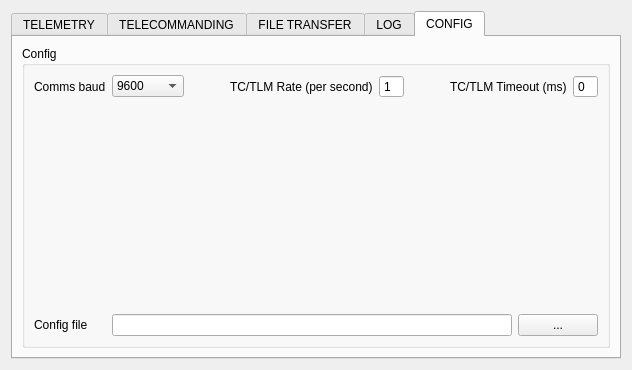
Open-Source-Satellite/Mercury-GS, file platform-comms-app.ui: the form before one commit.
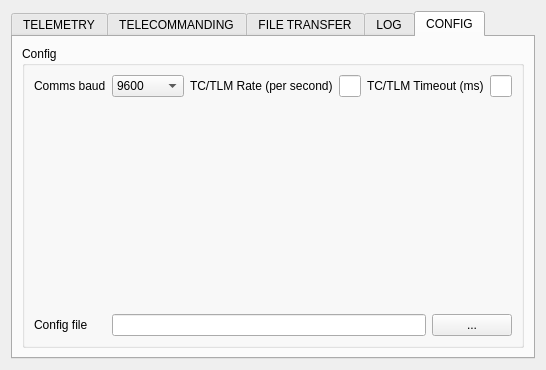
The form after the commit. The open tabs and pages were chosen to show the change.

Diff of the .ui file:
```diff
--- a/platform-comms-app.ui
+++ b/platform-comms-app.ui
@@ -2,6 +2,14 @@
 <ui version="4.0">
  <class>Form</class>
  <widget class="QWidget" name="Form">
+  <property name="geometry">
+   <rect>
+    <x>0</x>
+    <y>0</y>
+    <width>492</width>
+    <height>356</height>
+   </rect>
+  </property>
   <property name="windowTitle">
    <string>OSSAT Platform Computer Comms</string>
   </property>
@@ -761,20 +769,7 @@
                </widget>
               </item>
               <item>
-               <widget class="QSpinBox" name="spinBoxTcTlmRateValue">
-                <property name="sizePolicy">
-                 <sizepolicy hsizetype="Expanding" vsizetype="Fixed">
-                  <horstretch>0</horstretch>
-                  <verstretch>0</verstretch>
-                 </sizepolicy>
-                </property>
-                <property name="buttonSymbols">
-                 <enum>QAbstractSpinBox::NoButtons</enum>
-                </property>
-                <property name="value">
-                 <number>1</number>
-                </property>
-               </widget>
+               <widget class="QLineEdit" name="inputTcTlmRateValue"/>
               </item>
               <item>
                <spacer name="horizontalSpacer_4">
@@ -797,17 +792,7 @@
                </widget>
               </item>
               <item>
-               <widget class="QSpinBox" name="spinBoxTcTlmTimeoutValue">
-                <property name="sizePolicy">
-                 <sizepolicy hsizetype="Expanding" vsizetype="Fixed">
-                  <horstretch>0</horstretch>
-                  <verstretch>0</verstretch>
-                 </sizepolicy>
-                </property>
-                <property name="buttonSymbols">
-                 <enum>QAbstractSpinBox::NoButtons</enum>
-                </property>
-               </widget>
+               <widget class="QLineEdit" name="inputTcTlmTimeoutValue"/>
               </item>
              </layout>
             </item>
```
Left out of the diff: 108 changed lines with no effect on the pictures.
